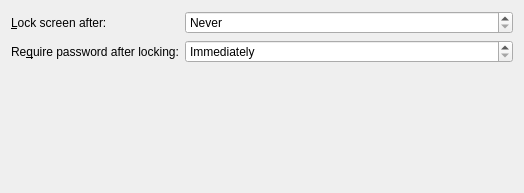
This is kcm/kcm.ui in KDE/kscreenlocker as Qt 5 draws it before an edit. The edited form follows.
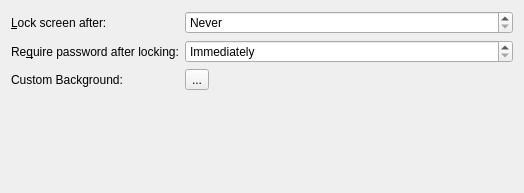
This is the edited form. Custom widgets are drawn as their Qt base class.

Commit message: Allow user to customise wallpaper used in the lock screen

Diff of the .ui file:
```diff
--- a/kcm/kcm.ui
+++ b/kcm/kcm.ui
@@ -17,12 +17,6 @@
    </sizepolicy>
   </property>
   <layout class="QFormLayout" name="formLayout">
-   <property name="sizeConstraint">
-    <enum>QLayout::SetMinimumSize</enum>
-   </property>
-   <property name="fieldGrowthPolicy">
-    <enum>QFormLayout::ExpandingFieldsGrow</enum>
-   </property>
    <item row="0" column="0">
     <widget class="QLabel" name="label">
      <property name="text">
@@ -81,8 +75,36 @@
      </property>
     </widget>
    </item>
+   <item row="4" column="0">
+    <widget class="QLabel" name="label_3">
+     <property name="text">
+      <string/>
+     </property>
+    </widget>
+   </item>
+   <item row="2" column="0">
+    <widget class="QLabel" name="label_4">
+     <property name="text">
+      <string>Custom Background:</string>
+     </property>
+    </widget>
+   </item>
+   <item row="2" column="1">
+    <widget class="SelectImageButton" name="kcfg_ThemeBackground">
+     <property name="text">
+      <string>...</string>
+     </property>
+    </widget>
+   </item>
   </layout>
  </widget>
+ <customwidgets>
+  <customwidget>
+   <class>SelectImageButton</class>
+   <extends>QToolButton</extends>
+   <header>selectimagebutton.h</header>
+  </customwidget>
+ </customwidgets>
  <resources/>
  <connections/>
 </ui>
```
The commit also changes 6 other files.
